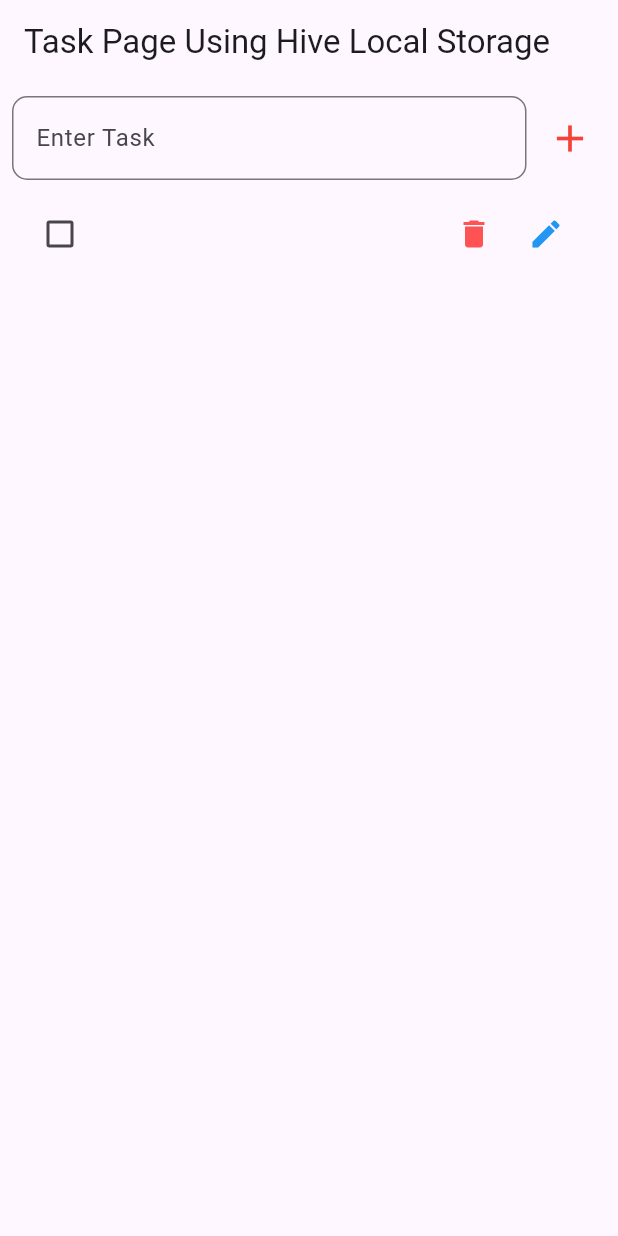
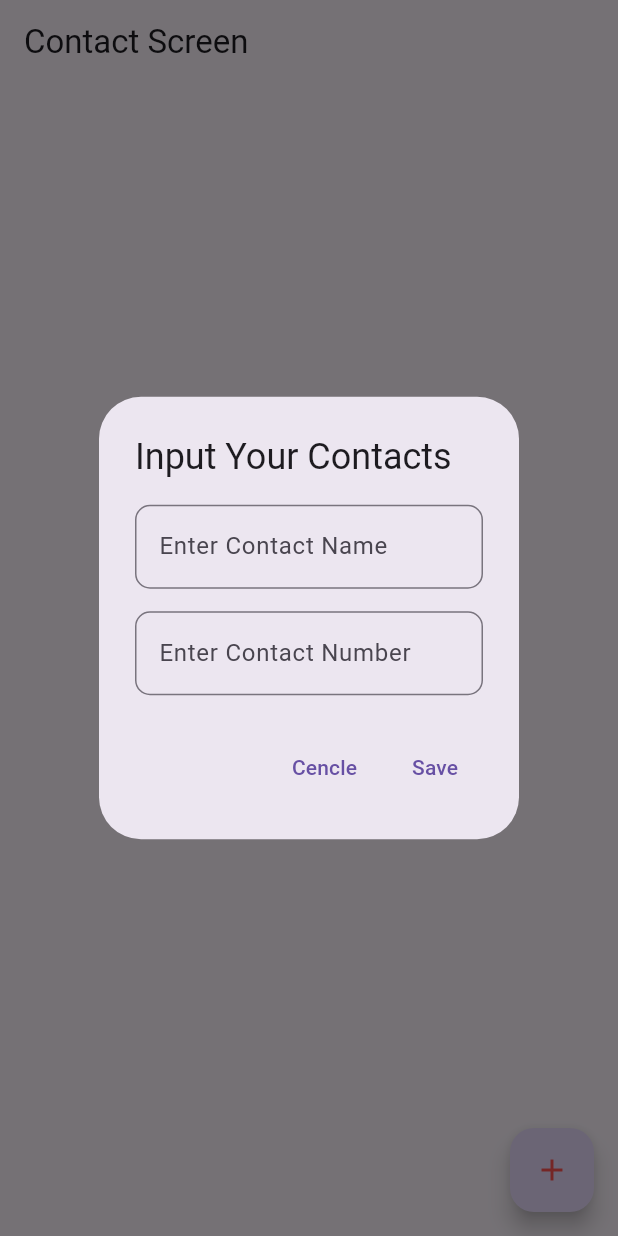
Before and after one commit to SaidurRahman1004/FlutterAdvancePeactise, a Flutter app: the screen it shows after launch, after a tap on the "add" icon, on a phone screen of 412 x 824 dp. Run offline on Flutter 3.47's test engine with Material 3 defaults, Android fonts, the phone set to English and light mode, and no system bars; our stand-ins replace hive, hive_flutter; accounts and stored records are empty.

Commit message:
ContactPage Using Hive Local DB

```diff
--- /dev/null
+++ b/lib/HivePracTiseAll/Contact Book Hive Practise gmn/ContactMainUi.dart
@@ -0,0 +1,136 @@
+import 'package:hive/hive.dart';
+import 'package:hive_flutter/hive_flutter.dart';
+import 'package:flutter/material.dart';
+
+import 'ContactModle.dart';
+
+void main() async {
+  WidgetsFlutterBinding.ensureInitialized(); // ensure Start Flutter engine
+  await Hive.initFlutter(); //initial Hive
+  Hive.registerAdapter(ContactModleAdapter()); // Adapter Register
+  await Hive.openBox<ContactModle>("contactBox"); // Box Open
+  runApp(MaterialApp(home: ContactScreen()));
+}
+
+class ContactScreen extends StatefulWidget {
+  const ContactScreen({super.key});
+
+  @override
+  State<ContactScreen> createState() => _ContactScreenState();
+}
+
+class _ContactScreenState extends State<ContactScreen> {
+  final Box<ContactModle>contactBoxStore = Hive.box<ContactModle>("contactBox"); //contactBoxStore যেখানে contactBox Hive এর এলিমেন্ট স্টোর করা হবে!
+  final nameController = TextEditingController();
+  final phoneNumberController = TextEditingController();
+  //Save Number logic
+  _saveContact(){
+    final enteredName = nameController.text;
+    final enterdPhoneNumber = phoneNumberController.text;
+
+    if(enteredName.isNotEmpty && enterdPhoneNumber.isNotEmpty){
+      final newEnterdContact = ContactModle(name: enteredName, phoneNumber: enterdPhoneNumber);
+      contactBoxStore.add(newEnterdContact);
+      nameController.clear();
+      phoneNumberController.clear();
+      Navigator.of(context).pop();
+    }
+  }
+  ///Contact Delet logic
+  _deletContact(int index){
+    contactBoxStore.deleteAt(index);
+  }
+  //edit Contact logic
+  _editContact(int index){
+    contactBoxStore.putAt(index, ContactModle(name: nameController.text, phoneNumber: phoneNumberController.text));
+    nameController.clear();
+    phoneNumberController.clear();
+    Navigator.of(context).pop();
+
+  }
+
+  void dialogOptionsCustom(){
+    showDialog(context: context, builder: (context){
+      return AlertDialog(
+        title: Text("Input Your Contacts"),
+        content: Column(
+          mainAxisSize: MainAxisSize.min,
+          children: [
+            TextField(controller: nameController,decoration: InputDecoration(labelText: "Enter Contact Name",hintText: "Alax,Siyam,aliba,etc.....",border: OutlineInputBorder(borderRadius: BorderRadius.circular(10))),),
+            SizedBox(height: 15,),
+            TextField(controller: phoneNumberController,decoration: InputDecoration(labelText: "Enter Contact Number",hintText: "Use country Code",border: OutlineInputBorder(borderRadius: BorderRadius.circular(10))),),
+          ],
+        ),
+        actions: [
+          TextButton(onPressed: (){Navigator.of(context).pop();}, child: Text("Cencle")),
+          TextButton(onPressed: (){_saveContact();}, child: Text("Save")),
+        ],
+      );
+    });
+  }
+
+
+  @override
+  Widget build(BuildContext context) {
+    return Scaffold(
+      appBar: AppBar(
+        title: Text("Contact Screen"),
+      ),
+      body: ValueListenableBuilder(
+          valueListenable: contactBoxStore.listenable(), //contactBoxStore ভিতরের আইটেম অন্যযায়ী Ui আপডেট করবে!
+          builder: (_,Box<ContactModle>box,_){
+            if(box.isEmpty){
+              return Center(child: Text("No Contact Found",style: TextStyle(fontWeight: FontWeight.bold,color: Colors.red),),);
+            }
+            return ListView.builder(
+                itemCount: box.length,
+                itemBuilder: (context,index){
+                  final contactFindAccess = box.getAt(index)!;
+                  return ListTile(
+                    title: Text(contactFindAccess.name),
+                    subtitle: Text(contactFindAccess.phoneNumber),
+                    trailing: Row(
+                      mainAxisSize: MainAxisSize.min,
+                      children: [
+                        IconButton(onPressed: (){_deletContact(index);}, icon: Icon(Icons.delete,color: Colors.redAccent,)),
+                        IconButton(onPressed: (){
+
+                          //edit Code
+
+                          showDialog(context: context, builder: (context){
+                            return AlertDialog(
+                              title: Text("Edit Your Contacts"),
+                              content: Column(
+                                mainAxisSize: MainAxisSize.min,
+                                children: [
+                                  TextField(controller: nameController,decoration: InputDecoration(labelText: "Enter Contact Name",hintText: "Alax,Siyam,aliba,etc.....",border: OutlineInputBorder(borderRadius: BorderRadius.circular(10))),),
+                                  SizedBox(height: 15,),
+                                  TextField(controller: phoneNumberController,decoration: InputDecoration(labelText: "Enter Contact Number",hintText: "Use country Code",border: OutlineInputBorder(borderRadius: BorderRadius.circular(10))),),
+                                ],
+                              ),
+                              actions: [
+                                TextButton(onPressed: (){Navigator.of(context).pop();}, child: Text("Cencle")),
+                                TextButton(onPressed: (){_editContact(index);}, child: Text("Save")),
+                              ],
+                            );
+                          });
+
+
+
+                        }, icon: Icon(Icons.edit,color: Colors.yellow,)),
+
+
+                      ],
+                    ),
+
+                  );
+                }
+            );
+          }
+      ),
+
+      floatingActionButton: FloatingActionButton(onPressed: (){dialogOptionsCustom();} ,child: Icon(Icons.add,color: Colors.redAccent,),),
+
+    );
+  }
+}
--- /dev/null
+++ b/lib/HivePracTiseAll/Contact Book Hive Practise gmn/ContactModle.dart
@@ -0,0 +1,14 @@
+import 'package:hive/hive.dart';
+part 'ContactModle.g.dart';  //flutter packages pub run build_runner build --delete-conflicting-outputs
+
+@HiveType(typeId: 0)
+class ContactModle extends HiveObject{
+  @HiveField(0)
+  late String name;
+
+  @HiveField(1)
+  late String phoneNumber;
+
+  ContactModle({required this.name, required this.phoneNumber});
+
+}
--- a/lib/main.dart
+++ b/lib/main.dart
@@ -1,20 +1,44 @@
 import 'package:flutter/material.dart';
-
-import 'Hive/mainHiveCode.dart';
-
+import 'Hive Ai Test/TransactionScreen.dart';
+import 'Hive Ai Test/transaction.dart';
 import 'package:flutter/material.dart';
 import 'package:hive_flutter/hive_flutter.dart'; // 1. Hive Flutter ইম্পোর্ট করুন
-import 'Hive/mainHiveCode.dart';
-import 'Hive/task_model.dart'; // 2. আপনার Task মডেল ইম্পোর্ট করুন (Adapter রেজিস্টার করার জন্য)
 import 'package:provider/provider.dart';
-
+import 'HivePracTiseAll/Contact Book Hive Practise gmn/ContactMainUi.dart';
+import 'HivePracTiseAll/Contact Book Hive Practise gmn/ContactModle.dart';
 import 'HiveTask/taskHimeModel.dart';
 import 'HiveTask/task_page_ui.dart';
 import 'haive Ex Wishlist/product_screen.dart';
 import 'haive Ex Wishlist/wishListProduct_model.dart';
 import 'haive Ex Wishlist/wishlist_providerLogic.dart';
 
+///D:\CodesApplication\Flutter\fluttert_test_code\lib\HivePracTiseAll\Contact Book Hive Practise gmn///////
+void main() async {
+  WidgetsFlutterBinding.ensureInitialized(); // ensure Start Flutter engine
+  await Hive.initFlutter(); //initial Hive
+  Hive.registerAdapter(ContactModleAdapter()); // Adapter Register
+  await Hive.openBox<ContactModle>("contactBox"); // Box Open
+  runApp(MaterialApp(debugShowCheckedModeBanner: false, home: ContactScreen()));
+}
+///////////////D:\CodesApplication\Flutter\fluttert_test_code\lib\Hive Ai Test\TransactionScreen.dart////////
+/*
+void main() async {
+  // ফ্লাটার অ্যাপ শুরু হওয়ার আগে Hive ইনিশিয়ালাইজ করা নিশ্চিত করতে হবে
+  await Hive.initFlutter();
 
+  // আমাদের কাস্টম অবজেক্টের জন্য Adapter রেজিস্টার করতে হবে
+  Hive.registerAdapter(TransactionAdapter());
+
+  // 'transactions' নামে একটি বক্স খুলতে হবে
+  await Hive.openBox<Transaction>('transactions');
+
+  runApp(const HiveAiAdvtrans());
+}
+
+ */
+
+//////////////////D:\CodesApplication\Flutter\fluttert_test_code\lib\HiveTask////////////////
+/*
 Future<void> main() async{
   WidgetsFlutterBinding.ensureInitialized(); // ensure Start Flutter engine
   Hive.initFlutter(); //
@@ -25,6 +49,8 @@ Future<void> main() async{
     debugShowCheckedModeBanner: false,
       home: taskPageUi()));
 }
+
+ */
 
 ////wishProduct
 /*
@@ -44,7 +70,6 @@ Future<void> main() async{
 }
 
  */
-
 
 /////Hive Main
 /*
```
Also changed, not shown: lib/Hive Ai Test/TransactionScreen.dart (added, +144 -0 lines), lib/Hive Ai Test/transaction.dart (added, +26 -0 lines), lib/Hive Ai Test/Hive/mainHiveCode.dart (renamed from lib/Hive/mainHiveCode.dart), lib/Hive Ai Test/Hive/task_model.dart (renamed from lib/Hive/task_model.dart), lib/Hive Ai Test/Hive/task_model.g.dart (renamed from lib/Hive/task_model.g.dart), lib/Hive Ai Test/transaction.g.dart (added), lib/HivePracTiseAll/Contact Book Hive Practise gmn/ContactModle.g.dart (added), 2 other files.
